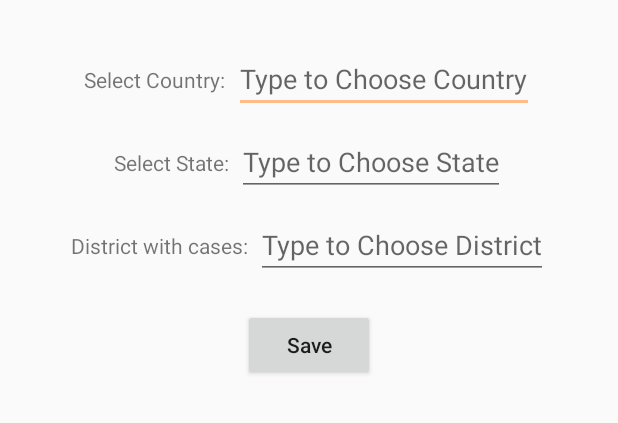
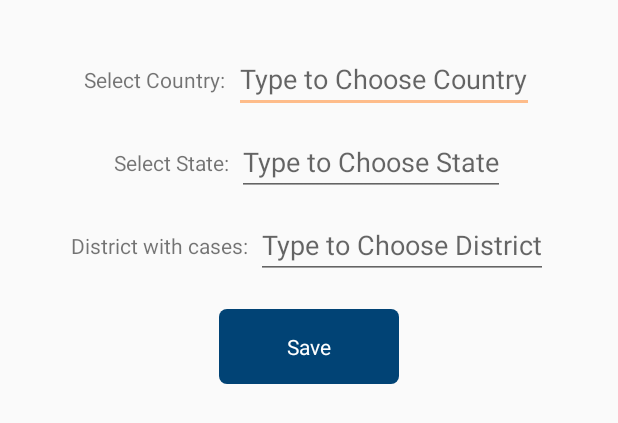
Before and after one commit to enggAkash/covid19tracker-india, an Android app: the layout fragment_choose_location.xml on its own in the app's theme, with its tools: preview values and no code run, on a phone screen of 412 x 824 dp. Shown: the top 423 px of the screen. Run offline under Robolectric (Android 15) with nearby library versions, the phone set to English and light mode, and no system bars; network calls fail.

Commit message:
further work

```diff
--- a/app/src/main/java/in/engineerakash/covid19india/util/Constant.kt
+++ b/app/src/main/java/in/engineerakash/covid19india/util/Constant.kt
@@ -32,4 +32,7 @@ object Constant {
 
     @JvmField
     var locationIsSelectedByUser = true
+
+    @JvmField
+    var stateJsonAssetName = "state_json.json"
 }
--- /dev/null
+++ b/app/src/main/res/drawable/default_btn_bg.xml
@@ -0,0 +1,9 @@
+<?xml version="1.0" encoding="utf-8"?>
+<shape xmlns:android="http://schemas.android.com/apk/res/android"
+    android:shape="rectangle">
+
+    <solid android:color="@color/colorPrimary" />
+
+    <corners android:radius="5dp" />
+
+</shape>
--- a/app/src/main/res/layout/fragment_choose_location.xml
+++ b/app/src/main/res/layout/fragment_choose_location.xml
@@ -24,6 +24,7 @@
         android:layout_width="wrap_content"
         android:layout_height="wrap_content"
         android:layout_marginStart="5dp"
+        android:completionThreshold="0"
         android:layout_marginTop="20dp"
         android:hint="Type to Choose Country"
         app:layout_constraintEnd_toEndOf="@id/endGuide"
@@ -78,16 +79,23 @@
         app:layout_constraintStart_toEndOf="@id/districtTitleTv"
         app:layout_constraintTop_toBottomOf="@id/stateAutoCompleteTv" />
 
-    <Button
+    <TextView
+        android:id="@+id/saveBtn"
         android:layout_width="wrap_content"
         android:layout_height="wrap_content"
         android:layout_marginTop="20dp"
+        android:background="@drawable/default_btn_bg"
+        android:foreground="?android:selectableItemBackground"
+        android:paddingStart="45dp"
+        android:paddingTop="15dp"
+        android:paddingEnd="45dp"
+        android:paddingBottom="15dp"
         android:text="Save"
         android:textAllCaps="false"
+        android:textColor="@android:color/white"
         app:layout_constraintEnd_toEndOf="@id/endGuide"
         app:layout_constraintStart_toStartOf="@id/startGuide"
         app:layout_constraintTop_toBottomOf="@id/districtAutoCompleteTv" />
-
 
     <androidx.constraintlayout.widget.Guideline
         android:id="@+id/topGuide"
--- a/app/src/main/res/layout/fragment_track.xml
+++ b/app/src/main/res/layout/fragment_track.xml
@@ -9,6 +9,8 @@
     <LinearLayout
         android:layout_width="match_parent"
         android:layout_height="wrap_content"
+        android:clipChildren="false"
+        android:clipToPadding="false"
         android:orientation="vertical">
 
         <!--TODO FULL Page Error Layout if API is not working-->
@@ -34,6 +36,8 @@
             android:id="@+id/totalCasesInUserStateContainer"
             android:layout_width="match_parent"
             android:layout_height="wrap_content"
+            android:clipChildren="false"
+            android:clipToPadding="false"
             android:orientation="vertical">
 
             <TextView
--- a/build.gradle
+++ b/build.gradle
@@ -10,7 +10,7 @@ buildscript {
         def kotlin_version = '1.4.32'
         def nav_version = "2.3.5"
 
-        classpath 'com.android.tools.build:gradle:4.2.0'
+        classpath 'com.android.tools.build:gradle:4.2.2'
 
         classpath "org.jetbrains.kotlin:kotlin-gradle-plugin:$kotlin_version"
         classpath "androidx.navigation:navigation-safe-args-gradle-plugin:$nav_version"
```
Also changed, not shown: app/src/main/java/in/engineerakash/covid19india/ui/location/ChooseLocationFragment.kt (+70 -0 lines), app/src/main/java/in/engineerakash/covid19india/util/Helper.kt (+12 -0 lines), app/src/main/java/in/engineerakash/covid19india/util/JsonExtractor.kt (+10 -0 lines).
